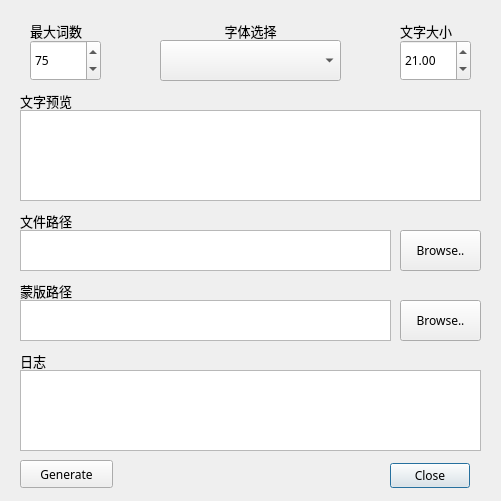
The window that Wordcloud_GUI/main.ui (WMK965/965-Python-Learning-Repo) describes before a commit, drawn with Qt 5.
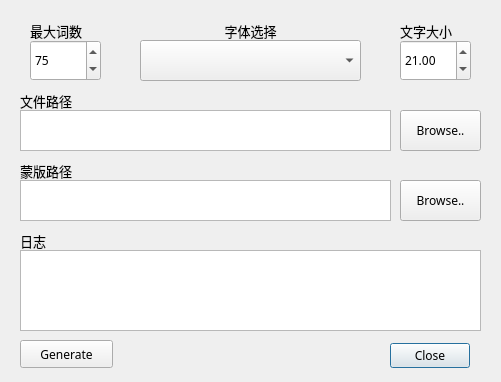
The same window after the commit.

Commit message: 更新示例代码

What changed in the file:
```diff
--- a/Wordcloud_GUI/main.ui
+++ b/Wordcloud_GUI/main.ui
@@ -7,7 +7,7 @@
     <x>0</x>
     <y>0</y>
     <width>501</width>
-    <height>501</height>
+    <height>382</height>
    </rect>
   </property>
   <property name="font">
@@ -25,7 +25,7 @@
    <property name="geometry">
     <rect>
      <x>380</x>
-     <y>460</y>
+     <y>340</y>
      <width>101</width>
      <height>32</height>
     </rect>
@@ -43,43 +43,11 @@
     <bool>true</bool>
    </property>
   </widget>
-  <widget class="QTextBrowser" name="SizePreview">
-   <property name="geometry">
-    <rect>
-     <x>20</x>
-     <y>110</y>
-     <width>461</width>
-     <height>91</height>
-    </rect>
-   </property>
-  </widget>
-  <widget class="QLabel" name="label_3">
-   <property name="geometry">
-    <rect>
-     <x>20</x>
-     <y>90</y>
-     <width>81</width>
-     <height>21</height>
-    </rect>
-   </property>
-   <property name="font">
-    <font>
-     <family>Adobe 黑体 Std R</family>
-     <pointsize>10</pointsize>
-    </font>
-   </property>
-   <property name="text">
-    <string>文字预览</string>
-   </property>
-   <property name="textInteractionFlags">
-    <set>Qt::NoTextInteraction</set>
-   </property>
-  </widget>
   <widget class="QToolButton" name="MaskChooseButton">
    <property name="geometry">
     <rect>
      <x>400</x>
-     <y>300</y>
+     <y>180</y>
      <width>81</width>
      <height>41</height>
     </rect>
@@ -92,7 +60,7 @@
    <property name="geometry">
     <rect>
      <x>20</x>
-     <y>300</y>
+     <y>180</y>
      <width>371</width>
      <height>41</height>
     </rect>
@@ -102,7 +70,7 @@
    <property name="geometry">
     <rect>
      <x>20</x>
-     <y>280</y>
+     <y>160</y>
      <width>81</width>
      <height>21</height>
     </rect>
@@ -124,7 +92,7 @@
    <property name="geometry">
     <rect>
      <x>20</x>
-     <y>370</y>
+     <y>250</y>
      <width>461</width>
      <height>81</height>
     </rect>
@@ -134,7 +102,7 @@
    <property name="geometry">
     <rect>
      <x>20</x>
-     <y>350</y>
+     <y>230</y>
      <width>81</width>
      <height>21</height>
     </rect>
@@ -156,7 +124,7 @@
    <property name="geometry">
     <rect>
      <x>20</x>
-     <y>230</y>
+     <y>110</y>
      <width>371</width>
      <height>41</height>
     </rect>
@@ -166,7 +134,7 @@
    <property name="geometry">
     <rect>
      <x>400</x>
-     <y>230</y>
+     <y>110</y>
      <width>81</width>
      <height>41</height>
     </rect>
@@ -179,7 +147,7 @@
    <property name="geometry">
     <rect>
      <x>20</x>
-     <y>210</y>
+     <y>90</y>
      <width>81</width>
      <height>21</height>
     </rect>
@@ -238,25 +206,6 @@
     <set>Qt::NoTextInteraction</set>
    </property>
   </widget>
-  <widget class="QComboBox" name="FontSelectionBox">
-   <property name="geometry">
-    <rect>
-     <x>160</x>
-     <y>40</y>
-     <width>181</width>
-     <height>41</height>
-    </rect>
-   </property>
-   <property name="cursor">
-    <cursorShape>ArrowCursor</cursorShape>
-   </property>
-   <property name="mouseTracking">
-    <bool>true</bool>
-   </property>
-   <property name="acceptDrops">
-    <bool>true</bool>
-   </property>
-  </widget>
   <widget class="QLabel" name="label_5">
    <property name="geometry">
     <rect>
@@ -324,7 +273,7 @@
    <property name="geometry">
     <rect>
      <x>20</x>
-     <y>460</y>
+     <y>340</y>
      <width>93</width>
      <height>28</height>
     </rect>
@@ -333,6 +282,16 @@
     <string>Generate</string>
    </property>
   </widget>
+  <widget class="QComboBox" name="FontSelectBox">
+   <property name="geometry">
+    <rect>
+     <x>140</x>
+     <y>40</y>
+     <width>221</width>
+     <height>41</height>
+    </rect>
+   </property>
+  </widget>
  </widget>
  <tabstops>
   <tabstop>MaskChooseButton</tabstop>
```
Left out of the diff: 2 changed lines with no effect on the pictures. The commit also changes 1 other file.
